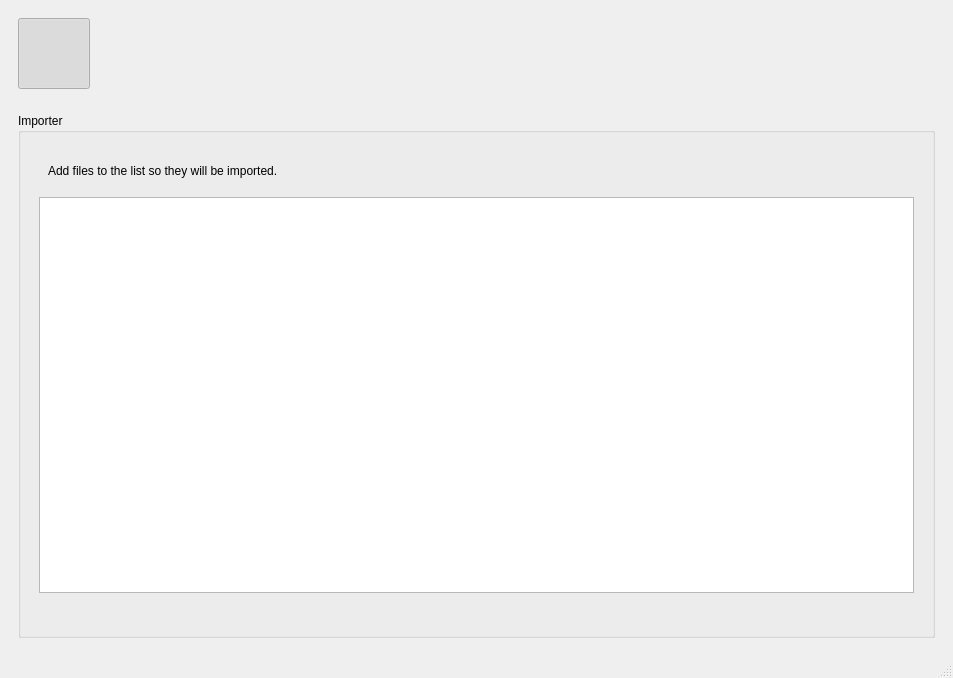
ELVIS-Project/vis-framework, file views/ui/main_window.ui: the form before one commit.
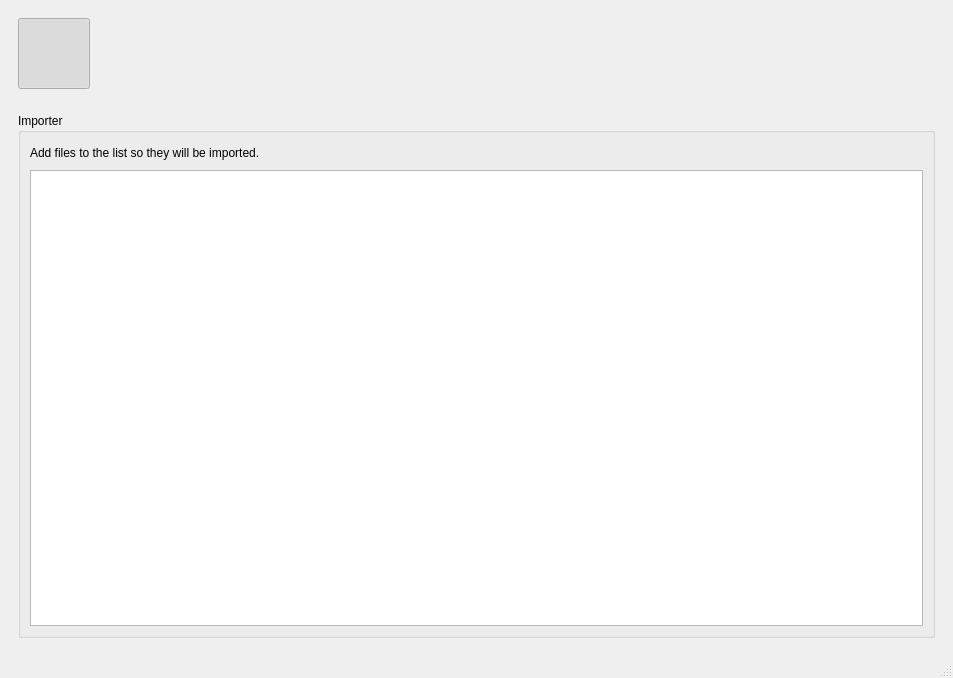
The form after the commit. Icons and pictures are not drawn.

```diff
--- a/views/ui/main_window.ui
+++ b/views/ui/main_window.ui
@@ -217,34 +217,28 @@
           <property name="title">
            <string>Importer</string>
           </property>
-          <layout class="QHBoxLayout" name="horizontalLayout_3">
-           <item>
-            <widget class="QWidget" name="widget_3" native="true">
-             <layout class="QVBoxLayout" name="verticalLayout_7">
-              <item>
-               <widget class="QWidget" name="widget_4" native="true">
-                <layout class="QHBoxLayout" name="horizontalLayout_4">
-                 <item>
+          <layout class="QGridLayout" name="gridLayout_4">
+           <item row="0" column="1">
+            <spacer name="horizontalSpacer_2">
+             <property name="orientation">
+              <enum>Qt::Horizontal</enum>
+             </property>
+             <property name="sizeHint" stdset="0">
+              <size>
+               <width>40</width>
+               <height>20</height>
+              </size>
+             </property>
+            </spacer>
+           </item>
+           <item row="0" column="0">
                   <widget class="QLabel" name="label_3">
                    <property name="text">
                     <string>Add files to the list so they will be imported.</string>
                    </property>
                   </widget>
                  </item>
-                 <item>
-                  <spacer name="horizontalSpacer_2">
-                   <property name="orientation">
-                    <enum>Qt::Horizontal</enum>
-                   </property>
-                   <property name="sizeHint" stdset="0">
-                    <size>
-                     <width>40</width>
-                     <height>20</height>
-                    </size>
-                   </property>
-                  </spacer>
-                 </item>
-                 <item>
+           <item row="0" column="2">
                   <widget class="QPushButton" name="btn_dir_add">
                    <property name="toolTip">
                     <string>Add Directory</string>
@@ -267,7 +261,7 @@
                    </property>
                   </widget>
                  </item>
-                 <item>
+           <item row="0" column="3">
                   <widget class="QPushButton" name="btn_file_add">
                    <property name="toolTip">
                     <string>Add Files</string>
@@ -290,7 +284,7 @@
                    </property>
                   </widget>
                  </item>
-                 <item>
+           <item row="0" column="4">
                   <widget class="QPushButton" name="btn_file_remove">
                    <property name="toolTip">
                     <string>Remove Selected Items</string>
@@ -313,25 +307,11 @@
                    </property>
                   </widget>
                  </item>
-                </layout>
-               </widget>
-              </item>
-              <item>
+           <item row="2" column="0" rowspan="2" colspan="5">
                <widget class="QListView" name="gui_file_list">
                 <property name="selectionMode">
                  <enum>QAbstractItemView::ExtendedSelection</enum>
                 </property>
-               </widget>
-              </item>
-              <item>
-               <widget class="QWidget" name="widget_5" native="true">
-                <property name="layoutDirection">
-                 <enum>Qt::RightToLeft</enum>
-                </property>
-                <layout class="QHBoxLayout" name="horizontalLayout_7"/>
-               </widget>
-              </item>
-             </layout>
             </widget>
            </item>
           </layout>
```
Left out of the diff: 5 changed lines with no effect on the pictures. Lines whose indentation alone changed are shown as unchanged.
